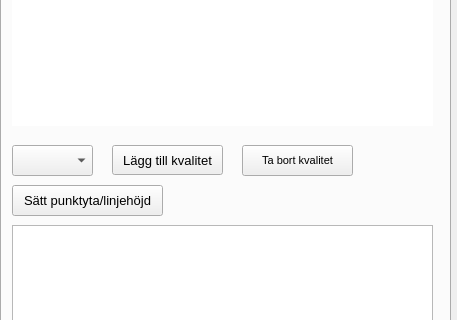
First picture: the form in ui/qgyf_dockwidget_base.ui, repository co-city/QGYF, before the edit; both pictures show x 0 to 457 and y 329 to 649 of the 457 by 947 pixel window.
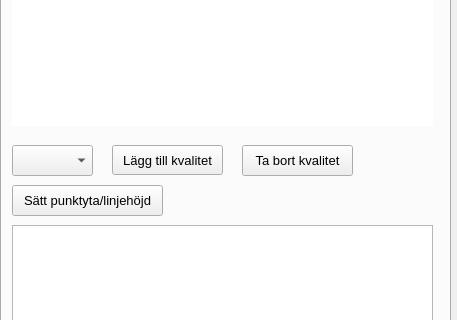
Second picture: the form after the edit. Icons and pictures are not drawn. Custom widgets are drawn as their Qt base class.

Commit message: Dockwidget - adjustments igen

```diff
--- a/ui/qgyf_dockwidget_base.ui
+++ b/ui/qgyf_dockwidget_base.ui
@@ -315,9 +315,15 @@
         <height>31</height>
        </rect>
       </property>
+      <property name="sizePolicy">
+       <sizepolicy hsizetype="Ignored" vsizetype="Ignored">
+        <horstretch>0</horstretch>
+        <verstretch>0</verstretch>
+       </sizepolicy>
+      </property>
       <property name="font">
        <font>
-        <pointsize>8</pointsize>
+        <pointsize>10</pointsize>
        </font>
       </property>
       <property name="toolTip">
```
